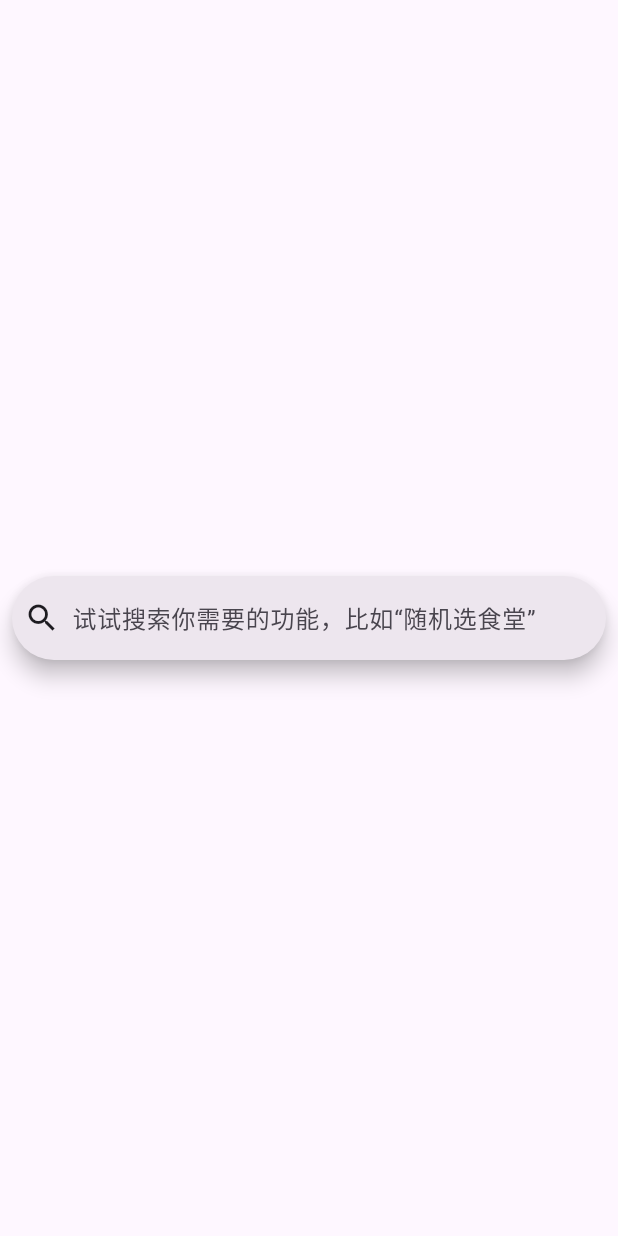
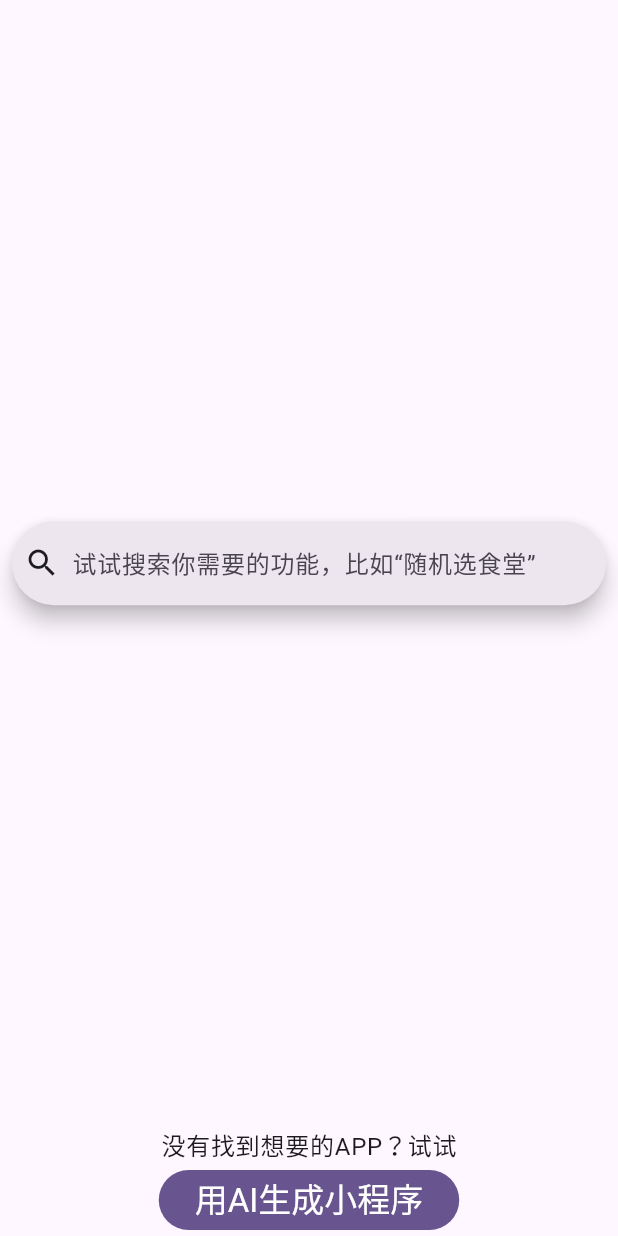
Before and after one commit to Trent-Fellbootman/genie_mvp, a Flutter app: the MiniAppSearchPage screen opened by its route, on a phone screen of 412 x 824 dp. Run offline on Flutter 3.47's test engine with Material 3 defaults, Android fonts, the phone set to English and light mode, and no system bars; our stand-ins replace dio, file_picker, flutter_markdown, flutter_secure_storage, infinite_scroll_pagination, loading_animation_widget and 1 more; accounts and stored records are empty.

Commit message:
Add support for AI mini app generation

```diff
--- a/lib/backend/backend_base.dart
+++ b/lib/backend/backend_base.dart
@@ -1,6 +1,6 @@
 import 'package:genie_mvp/data_models/backend_api/mini_app_run.dart';
 import 'package:genie_mvp/data_models/backend_api/mini_app_search.dart';
-import 'package:genie_mvp/data_models/backend_api/ai_mini_app_generation.dart';
+import 'package:genie_mvp/data_models/backend_api/mini_app_generation.dart';
 import 'package:genie_mvp/data_models/backend_api/file_operations.dart';
 import 'package:genie_mvp/data_models/backend_api/login.dart';
 
@@ -13,8 +13,8 @@ abstract class BackendBase {
   Future<MiniAppRunResponse> runMiniApp(MiniAppRunRequest request);
 
   /// Generates an AI mini app.
-  Future<AIMiniAppGenerationResponse> aiGenerateMiniApp(
-      AIMiniAppGenerationRequest request);
+  Future<MiniAppGenerationResponse> generateMiniApp(
+      MiniAppGenerationRequest request);
 
   /// Uploads a file from the given path, returning the file ID generated by the server.
   Future<FileUploadResponse> uploadFile(FileUploadRequest request);
--- a/lib/backend/backend_client.dart
+++ b/lib/backend/backend_client.dart
@@ -1,18 +1,19 @@
 import 'package:genie_mvp/backend/backend_base.dart';
 import 'package:genie_mvp/backend/mock_backend_client.dart';
 import 'package:genie_mvp/backend/remote_backend_client.dart';
-import 'package:genie_mvp/data_models/backend_api/ai_mini_app_generation.dart';
+import 'package:genie_mvp/data_models/backend_api/mini_app_generation.dart';
 import 'package:genie_mvp/data_models/backend_api/mini_app_run.dart';
 import 'package:genie_mvp/data_models/backend_api/mini_app_search.dart';
+import 'package:genie_mvp/data_models/backend_api/mini_app_generation.dart';
 import 'package:genie_mvp/data_models/backend_api/file_operations.dart';
 import 'package:genie_mvp/data_models/backend_api/login.dart';
 
 class BackendClient {
   static final BackendBase _backend = RemoteBackendClient();
 
-  static Future<AIMiniAppGenerationResponse> aiGenerateMiniApp(
-      AIMiniAppGenerationRequest request) async {
-    return await _backend.aiGenerateMiniApp(request);
+  static Future<MiniAppGenerationResponse> generateMiniApp(
+      MiniAppGenerationRequest request) async {
+    return await _backend.generateMiniApp(request);
   }
 
   static Future<void> login(LoginCredentials loginCredentials) async {
--- a/lib/data_models/backend_api/ai_mini_app_generation.dart
+++ /dev/null
@@ -1,13 +0,0 @@
-import '../mini_app/mini_app_specification_data.dart';
-
-class AIMiniAppGenerationRequest {
-  const AIMiniAppGenerationRequest({required this.inputPrompt});
-
-  final String inputPrompt;
-}
-
-class AIMiniAppGenerationResponse {
-  const AIMiniAppGenerationResponse({required this.miniAppSpecification});
-
-  final MiniAppSpecification miniAppSpecification;
-}
--- /dev/null
+++ b/lib/data_models/backend_api/mini_app_generation.dart
@@ -0,0 +1,13 @@
+import 'package:genie_mvp/data_models/mini_app/mini_app_specification_data.dart';
+
+class MiniAppGenerationRequest {
+  const MiniAppGenerationRequest({required this.demandDescription});
+
+  final String demandDescription;
+}
+
+class MiniAppGenerationResponse {
+  const MiniAppGenerationResponse({required this.miniAppSpecification});
+
+  final MiniAppSpecification miniAppSpecification;
+}
--- a/lib/data_models/mini_app/mini_app_data_items/file_data.dart
+++ b/lib/data_models/mini_app/mini_app_data_items/file_data.dart
@@ -50,7 +50,6 @@ class FileData extends ChangeNotifier {
   @override
   bool operator ==(Object other) {
     if (identical(this, other)) return true;
-    assert(other is FileData && other._fileID != null);
 
     return other is FileData && _fileID == other._fileID;
   }
--- a/lib/main.dart
+++ b/lib/main.dart
@@ -4,7 +4,7 @@ import 'package:genie_mvp/ui/pages/ai_mini_app_generation_page.dart';
 import 'package:genie_mvp/ui/pages/login_page.dart';
 import 'package:genie_mvp/ui/pages/mini_app_search_page.dart';
 import 'package:genie_mvp/ui/pages/setup_token_page.dart';
-import 'package:genie_mvp/ui/widgets/ai_app_generation_view.dart';
+import 'package:genie_mvp/ui/widgets/mini_app_generation_view.dart';
 import 'package:genie_mvp/ui/widgets/data_input_widgets/data_item_input_widget.dart';
 import 'package:genie_mvp/ui/widgets/data_input_widgets/file_input_widget.dart';
 import 'package:genie_mvp/ui/widgets/mini_app_search_view.dart';
--- a/lib/ui/pages/ai_mini_app_generation_page.dart
+++ b/lib/ui/pages/ai_mini_app_generation_page.dart
@@ -1,5 +1,5 @@
 import 'package:flutter/material.dart';
-import '../widgets/ai_app_generation_view.dart';
+import '../widgets/mini_app_generation_view.dart';
 
 class AIMiniAppGenerationPage extends StatelessWidget {
   const AIMiniAppGenerationPage({super.key});
@@ -22,7 +22,7 @@ class AIMiniAppGenerationPage extends StatelessWidget {
               ),
             ),
             // AI app generation view
-            const Expanded(child: AIMiniAppGenerationView()),
+            const Expanded(child: MiniAppGenerationView()),
           ],
         ),
       ),
--- a/lib/ui/pages/mini_app_search_page.dart
+++ b/lib/ui/pages/mini_app_search_page.dart
@@ -15,26 +15,25 @@ class MiniAppSearchPage extends StatelessWidget {
             // search view
             const Expanded(child: MiniAppSearchView()),
             // AI app generation redirection widget
-            // comment this out for now cuz AI app generation isn't ready yet
-            // Column(
-            //   mainAxisSize: MainAxisSize.min,
-            //   children: [
-            //     Text(
-            //       "没有找到想要的APP？试试",
-            //       style: Theme.of(context).textTheme.bodyLarge,
-            //     ),
-            //     FilledButton(
-            //       onPressed: () {
-            //         Navigator.of(context).pushNamed('/ai_app_generation_page');
-            //       },
-            //       child: Text(
-            //         "用AI生成小程序",
-            //         style: Theme.of(context).textTheme.titleLarge!.copyWith(
-            //             color: Theme.of(context).colorScheme.onPrimary),
-            //       ),
-            //     ),
-            //   ],
-            // )
+            Column(
+              mainAxisSize: MainAxisSize.min,
+              children: [
+                Text(
+                  "没有找到想要的APP？试试",
+                  style: Theme.of(context).textTheme.bodyLarge,
+                ),
+                FilledButton(
+                  onPressed: () {
+                    Navigator.of(context).pushNamed('/ai_app_generation_page');
+                  },
+                  child: Text(
+                    "用AI生成小程序",
+                    style: Theme.of(context).textTheme.titleLarge!.copyWith(
+                        color: Theme.of(context).colorScheme.onPrimary),
+                  ),
+                ),
+              ],
+            )
           ],
         ),
       ),
--- a/lib/ui/widgets/data_display_widgets/named_tuple_display_widget.dart
+++ b/lib/ui/widgets/data_display_widgets/named_tuple_display_widget.dart
@@ -21,7 +21,9 @@ class NamedTupleDisplayWidget extends StatelessWidget {
             builder: (context, namedTupleData, child) {
               List<Widget> children = [];
               for (var element in namedTupleData.elements.entries) {
+                String fieldName = element.key;
                 DataItem dataItem = element.value;
+                children.add(Text(fieldName));
                 children.add(DataItemDisplayWidget(dataItem: dataItem));
               }
               return ListView(
--- a/lib/ui/widgets/data_input_widgets/named_tuple_input_widget.dart
+++ b/lib/ui/widgets/data_input_widgets/named_tuple_input_widget.dart
@@ -21,7 +21,9 @@ class NamedTupleInputWidget extends StatelessWidget {
             builder: (context, namedTupleData, child) {
               List<Widget> children = [];
               for (var element in namedTupleData.elements.entries) {
+                String fieldName = element.key;
                 DataItem dataItem = element.value;
+                children.add(Text(fieldName));
                 children.add(DataItemInputWidget(dataItem: dataItem));
               }
               return ListView(
```
Also changed, not shown: lib/backend/mock_backend_client.dart (+23 -16 lines), lib/backend/remote_backend_client.dart (+15 -15 lines), lib/ui/widgets/ai_app_generation_view.dart (deleted, +0 -95 lines), lib/ui/widgets/mini_app_generation_view.dart (added, +117 -0 lines), lib/ui/widgets/mini_app_view.dart (+26 -13 lines).
